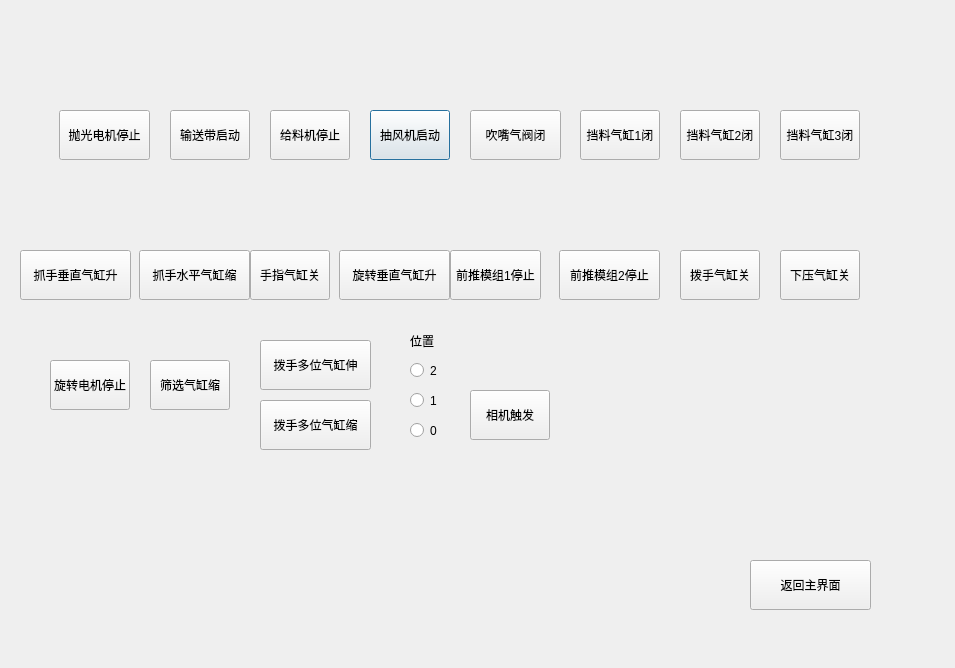
galepai/hello, file hello/TestDialog.ui: the form before one commit.
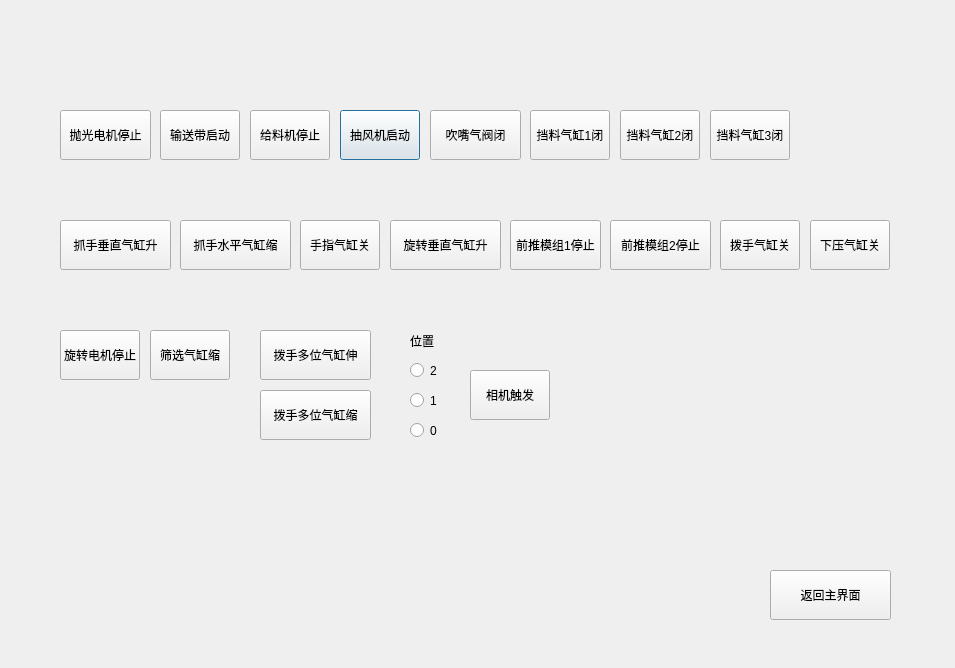
The form after the commit. Icons and pictures are not drawn.

```diff
--- a/hello/TestDialog.ui
+++ b/hello/TestDialog.ui
@@ -20,7 +20,7 @@
   <widget class="QPushButton" name="btn3">
    <property name="geometry">
     <rect>
-     <x>370</x>
+     <x>340</x>
      <y>110</y>
      <width>80</width>
      <height>50</height>
@@ -39,7 +39,7 @@
   <widget class="QPushButton" name="btn4">
    <property name="geometry">
     <rect>
-     <x>270</x>
+     <x>250</x>
      <y>110</y>
      <width>80</width>
      <height>50</height>
@@ -55,7 +55,7 @@
   <widget class="QPushButton" name="btn1">
    <property name="geometry">
     <rect>
-     <x>59</x>
+     <x>60</x>
      <y>110</y>
      <width>91</width>
      <height>50</height>
@@ -68,7 +68,7 @@
   <widget class="QPushButton" name="btn2">
    <property name="geometry">
     <rect>
-     <x>170</x>
+     <x>160</x>
      <y>110</y>
      <width>80</width>
      <height>50</height>
@@ -84,7 +84,7 @@
   <widget class="QPushButton" name="btn3_2">
    <property name="geometry">
     <rect>
-     <x>780</x>
+     <x>710</x>
      <y>110</y>
      <width>80</width>
      <height>50</height>
@@ -103,7 +103,7 @@
   <widget class="QPushButton" name="btn4_2">
    <property name="geometry">
     <rect>
-     <x>680</x>
+     <x>620</x>
      <y>110</y>
      <width>80</width>
      <height>50</height>
@@ -119,7 +119,7 @@
   <widget class="QPushButton" name="btn1_2">
    <property name="geometry">
     <rect>
-     <x>470</x>
+     <x>430</x>
      <y>110</y>
      <width>91</width>
      <height>50</height>
@@ -132,7 +132,7 @@
   <widget class="QPushButton" name="btn2_2">
    <property name="geometry">
     <rect>
-     <x>580</x>
+     <x>530</x>
      <y>110</y>
      <width>80</width>
      <height>50</height>
@@ -148,8 +148,8 @@
   <widget class="QPushButton" name="btn3_3">
    <property name="geometry">
     <rect>
-     <x>780</x>
-     <y>250</y>
+     <x>810</x>
+     <y>220</y>
      <width>80</width>
      <height>50</height>
     </rect>
@@ -167,8 +167,8 @@
   <widget class="QPushButton" name="btn4_3">
    <property name="geometry">
     <rect>
-     <x>250</x>
-     <y>250</y>
+     <x>300</x>
+     <y>220</y>
      <width>80</width>
      <height>50</height>
     </rect>
@@ -183,8 +183,8 @@
   <widget class="QPushButton" name="btn4_4">
    <property name="geometry">
     <rect>
-     <x>680</x>
-     <y>250</y>
+     <x>720</x>
+     <y>220</y>
      <width>80</width>
      <height>50</height>
     </rect>
@@ -199,8 +199,8 @@
   <widget class="QPushButton" name="btn1_3">
    <property name="geometry">
     <rect>
-     <x>20</x>
-     <y>250</y>
+     <x>60</x>
+     <y>220</y>
      <width>111</width>
      <height>50</height>
     </rect>
@@ -212,8 +212,8 @@
   <widget class="QPushButton" name="btn2_3">
    <property name="geometry">
     <rect>
-     <x>139</x>
-     <y>250</y>
+     <x>180</x>
+     <y>220</y>
      <width>111</width>
      <height>50</height>
     </rect>
@@ -228,8 +228,8 @@
   <widget class="QPushButton" name="btn1_4">
    <property name="geometry">
     <rect>
-     <x>450</x>
-     <y>250</y>
+     <x>510</x>
+     <y>220</y>
      <width>91</width>
      <height>50</height>
     </rect>
@@ -241,8 +241,8 @@
   <widget class="QPushButton" name="btn2_4">
    <property name="geometry">
     <rect>
-     <x>559</x>
-     <y>250</y>
+     <x>610</x>
+     <y>220</y>
      <width>101</width>
      <height>50</height>
     </rect>
@@ -257,8 +257,8 @@
   <widget class="QPushButton" name="btn3_4">
    <property name="geometry">
     <rect>
-     <x>339</x>
-     <y>250</y>
+     <x>390</x>
+     <y>220</y>
      <width>111</width>
      <height>50</height>
     </rect>
@@ -277,7 +277,7 @@
    <property name="geometry">
     <rect>
      <x>150</x>
-     <y>360</y>
+     <y>330</y>
      <width>80</width>
      <height>50</height>
     </rect>
@@ -295,8 +295,8 @@
   <widget class="QPushButton" name="btn4_5">
    <property name="geometry">
     <rect>
-     <x>50</x>
-     <y>360</y>
+     <x>60</x>
+     <y>330</y>
      <width>80</width>
      <height>50</height>
     </rect>
@@ -312,7 +312,7 @@
    <property name="geometry">
     <rect>
      <x>260</x>
-     <y>340</y>
+     <y>330</y>
      <width>111</width>
      <height>50</height>
     </rect>
@@ -328,7 +328,7 @@
    <property name="geometry">
     <rect>
      <x>260</x>
-     <y>400</y>
+     <y>390</y>
      <width>111</width>
      <height>50</height>
     </rect>
@@ -396,7 +396,7 @@
    <property name="geometry">
     <rect>
      <x>470</x>
-     <y>390</y>
+     <y>370</y>
      <width>80</width>
      <height>50</height>
     </rect>
@@ -414,8 +414,8 @@
   <widget class="QPushButton" name="btn_return">
    <property name="geometry">
     <rect>
-     <x>750</x>
-     <y>560</y>
+     <x>770</x>
+     <y>570</y>
      <width>121</width>
      <height>50</height>
     </rect>
```
